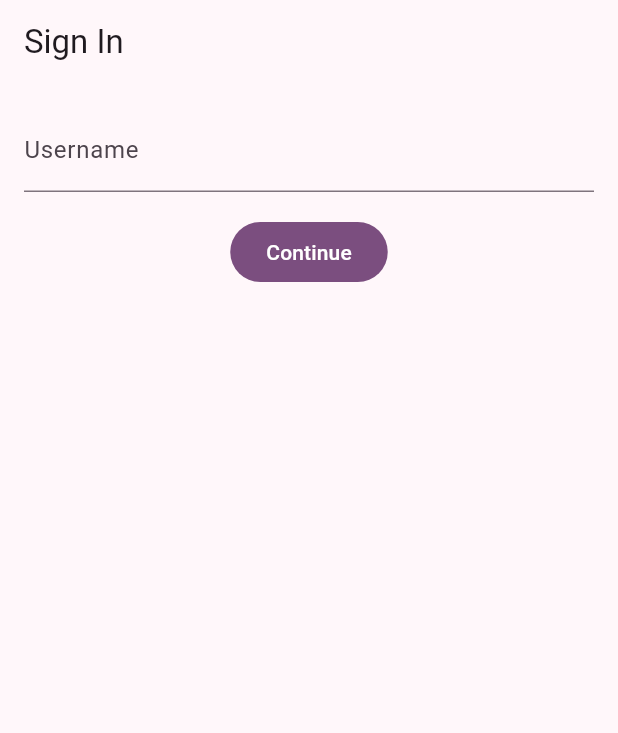
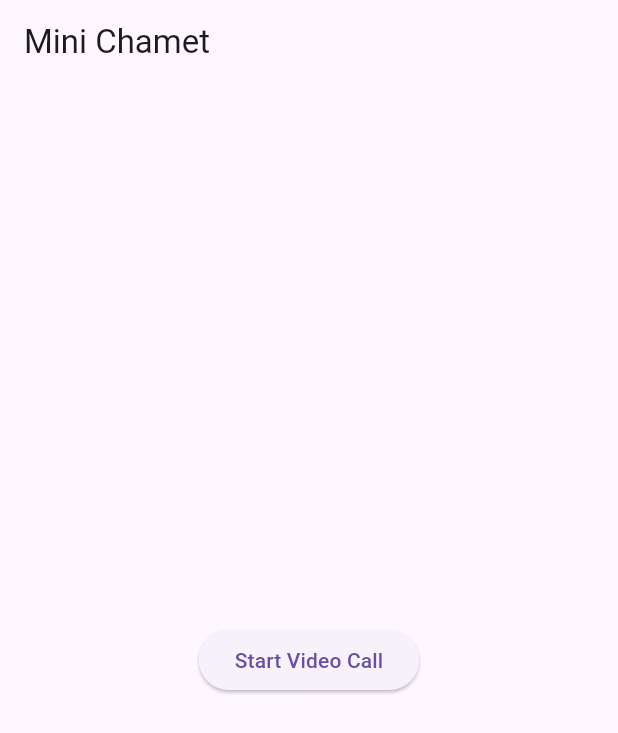
Before and after one commit to iamxoox10/chamet-mobile, a Flutter app: the screen it shows after launch, on a phone screen of 412 x 824 dp. Shown: the top 733 px of the screen. Run offline on Flutter 3.47's test engine with Material 3 defaults, Android fonts, the phone set to English and light mode, and no system bars.

Commit message:
Update main.dart

```diff
--- a/lib/main.dart
+++ b/lib/main.dart
@@ -1,101 +1,46 @@
 import 'package:flutter/material.dart';
 import 'package:url_launcher/url_launcher.dart';
 
-void main() => runApp(const App());
+void main() {
+  runApp(const MyApp());
+}
 
-class App extends StatelessWidget {
-  const App({super.key});
+class MyApp extends StatelessWidget {
+  const MyApp({super.key});
+
   @override
   Widget build(BuildContext context) {
     return MaterialApp(
-      debugShowCheckedModeBanner: false,
-      title: 'Live Chat MVP',
-      theme: ThemeData(useMaterial3: true, colorSchemeSeed: Colors.purple),
-      home: const LoginScreen(),
+      title: 'Mini Chamet',
+      home: const HomePage(),
     );
   }
 }
 
-class LoginScreen extends StatefulWidget {
-  const LoginScreen({super.key});
-  @override
-  State<LoginScreen> createState() => _LoginScreenState();
-}
+class HomePage extends StatelessWidget {
+  const HomePage({super.key});
 
-class _LoginScreenState extends State<LoginScreen> {
-  final _name = TextEditingController();
+  void _startCall(BuildContext context) async {
+    final roomUrl = "https://meet.jit.si/testchametroom";
+    if (await canLaunchUrl(Uri.parse(roomUrl))) {
+      await launchUrl(Uri.parse(roomUrl), mode: LaunchMode.inAppWebView);
+    } else {
+      ScaffoldMessenger.of(context).showSnackBar(
+        const SnackBar(content: Text("Could not launch call")),
+      );
+    }
+  }
+
   @override
   Widget build(BuildContext context) {
     return Scaffold(
-      appBar: AppBar(title: const Text('Sign In')),
-      body: Padding(
-        padding: const EdgeInsets.all(16),
-        child: Column(
-          children: [
-            TextField(controller: _name, decoration: const InputDecoration(labelText: 'Username')),
-            const SizedBox(height: 16),
-            FilledButton(
-              onPressed: () {
-                final name = _name.text.trim().isEmpty ? 'Guest' : _name.text.trim();
-                Navigator.pushReplacement(context, MaterialPageRoute(builder: (_) => HomeScreen(username: name)));
-              },
-              child: const Text('Continue'),
-            ),
-          ],
+      appBar: AppBar(title: const Text("Mini Chamet")),
+      body: Center(
+        child: ElevatedButton(
+          onPressed: () => _startCall(context),
+          child: const Text("Start Video Call"),
         ),
       ),
     );
   }
 }
-
-class HomeScreen extends StatefulWidget {
-  final String username;
-  const HomeScreen({super.key, required this.username});
-  @override
-  State<HomeScreen> createState() => _HomeScreenState();
-}
-
-class _HomeScreenState extends State<HomeScreen> {
-  @override
-  Widget build(BuildContext context) {
-    return Scaffold(
-      appBar: AppBar(title: const Text('Discover')),
-      body: ListView(
-        padding: const EdgeInsets.all(12),
-        children: [
-          _userCard(context, 'Alice', 'US'),
-          _userCard(context, 'Bob', 'IN'),
-          _userCard(context, 'Sophia', 'UK'),
-        ],
-      ),
-    );
-  }
-
-  Widget _userCard(BuildContext context, String name, String country) {
-    return Card(
-      child: ListTile(
-        leading: const CircleAvatar(child: Icon(Icons.person)),
-        title: Text(name),
-        subtitle: Text('Country: $country'),
-        trailing: FilledButton(
-          onPressed: () => _startCall(name),
-          child: const Text('Call'),
-        ),
-      ),
-    );
-  }
-
-  Future<void> _startCall(String peerName) async {
-    // Simple, instant real-time test using Jitsi (works without any backend)
-    final room = 'room${DateTime.now().millisecondsSinceEpoch}';
-    final url = Uri.parse('https://meet.jit.si/$room#config.prejoinPageEnabled=false');
-    final ok = await canLaunchUrl(url);
-    if (!ok) {
-      if (mounted) {
-        ScaffoldMessenger.of(context).showSnackBar(const SnackBar(content: Text('Cannot open call page')));
-      }
-      return;
-    }
-    await launchUrl(url, mode: LaunchMode.inAppBrowserView);
-  }
-}
```
